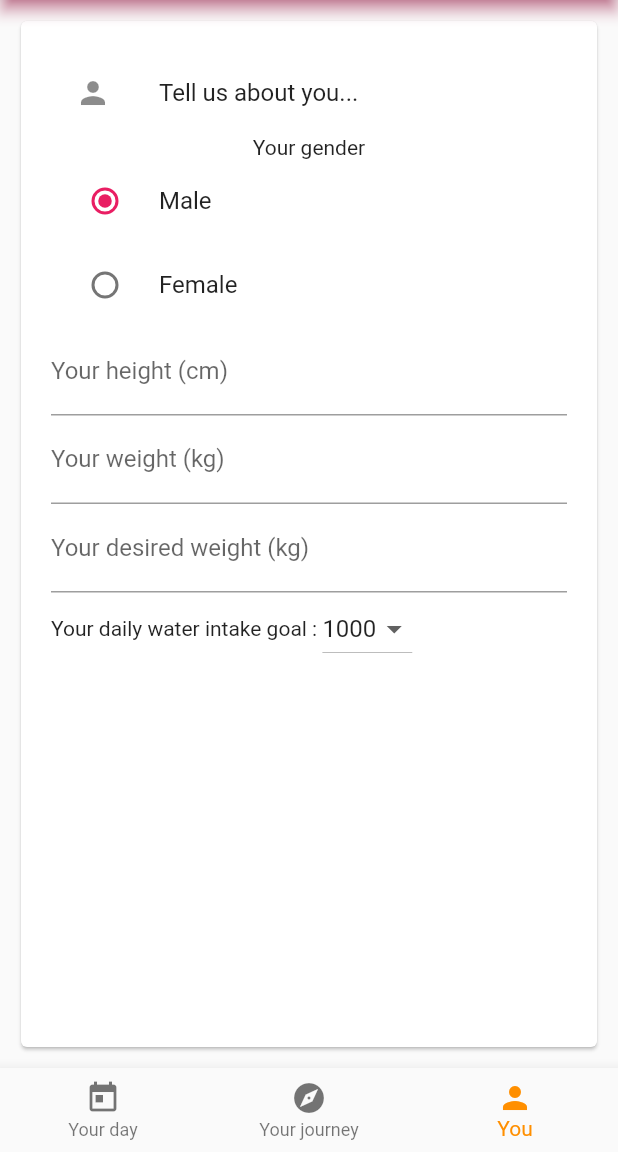
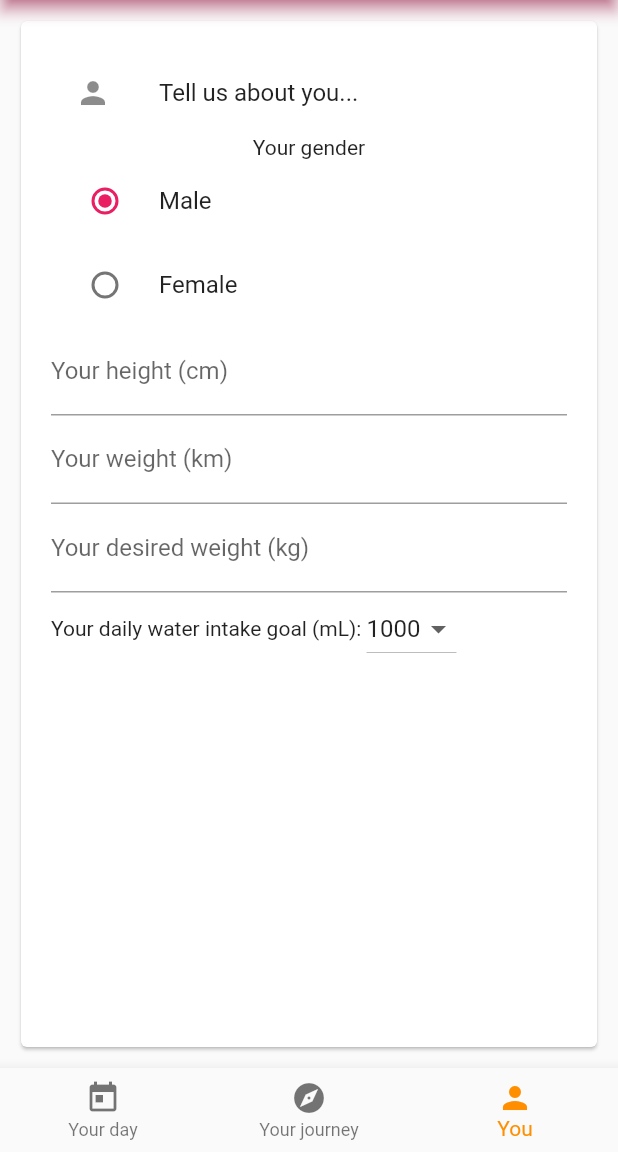
Before and after one commit to nicolaspernoud/princess-journey, a Flutter app: the screen it shows after launch, item 3 of the bottom bar chosen, on a phone screen of 412 x 824 dp, the part 84-1236 px from its top. Run offline on Flutter 3.47's test engine with Material 2 defaults, Android fonts, the phone set to English and light mode, and no system bars; our stand-ins replace charts_flutter, flutter_local_notifications; missing offline and left inert: workmanager.

Commit message:
feat: added french localization

```diff
--- /dev/null
+++ b/lib/i18n.dart
@@ -0,0 +1,176 @@
+import 'dart:async';
+
+import 'package:flutter/material.dart';
+import 'package:flutter/foundation.dart' show SynchronousFuture;
+import 'package:intl/intl.dart';
+
+import 'models/user.dart';
+
+class MyLocalizations {
+  MyLocalizations(this.locale);
+
+  final Locale locale;
+
+  static MyLocalizations of(BuildContext context) {
+    return Localizations.of<MyLocalizations>(context, MyLocalizations);
+  }
+
+  static Map<String, Map<String, String>> _localizedValues = {
+    'en': {
+      'cancel': 'CANCEL',
+      'your_day': 'Your day',
+      'your_journey': 'Your journey',
+      'you': 'You',
+      'journey_so_far': 'Your journey so far...',
+      'fasting_completed': 'Fasting completed !',
+      'treat_yourself': 'Treat yourself with a nice balanced meal...',
+      'butterfly_princess': 'The butterfly princess',
+      'butterfly_princess_details': "You've managed to fast for one day...",
+      'princess_of_nothing': 'The princess of nothing',
+      'princess_of_nothing_details':
+          "You've managed to fast for 3 consecutives days...",
+      'princess_of_the_palace': 'The princess of the palace',
+      'princess_of_the_palace_details':
+          "You've managed to fast for two weeks...",
+      'princess_of_the_path': 'The princess of the path',
+      'princess_of_the_path_details':
+          "You've managed to fast for four weeks...",
+      'not_an_end': 'Not an end, but a beginning',
+      'not_an_end_details':
+          "You've managed to attain your desired weight. It is not the end of your journey, but the beginning of your new life...",
+      'not_a_failure': "Not a failure !",
+      'not_a_failure_details':
+          "You've once managed to attain your target weight, keep up your efforts to stay below. Most beautiful journeys haves curvy paths...",
+      "what_did_you_drink": "What did you drink today ?",
+      "custom_intake": 'Custom intake',
+      "select_duration": 'Select the fasting duration',
+      "taking_break": "Taking a break from the fasting...",
+      "create_fasting_period":
+          'Create a fasting period by tapping the button below',
+      "create": "Create",
+      "edit": "Edit",
+      "success": "Success",
+      "failure": "Failure",
+      "the_begining": "The begining of your new life...",
+      "your_weight": "Your weight...",
+      "your_bmi": "Your body mass index...",
+      "your_water_intake": "Your water intake...",
+      "tell_us": "Tell us about you...",
+      "your_gender": "Your gender",
+      "male": "Male",
+      "female": "Female",
+      "your_height": "Your height (cm)",
+      "your_weight_kg": "Your weight (km)",
+      "your_desired_weight": "Your desired weight (kg)",
+      "your_daily_water_goal": "Your daily water intake goal (mL): "
+    },
+    'fr': {
+      'cancel': 'ANNULER',
+      'your_day': 'Votre journée',
+      'your_journey': 'Votre voyage',
+      'you': 'Vous',
+      'journey_so_far': 'Votre voyage à ce jour...',
+      'fasting_completed': 'Jeûne terminé !',
+      'treat_yourself': 'Faites vous plaisir avec un bon repas équilibré...',
+      'butterfly_princess': 'La princesse papillon',
+      'butterfly_princess_details': "Vous avez réussi à jeûner un jour...",
+      'princess_of_nothing': 'La princesse de rien',
+      'princess_of_nothing_details':
+          "Vous avez réussi à jeûner pendant 3 jours consécutifs...",
+      'princess_of_the_palace': 'La princesse du palais',
+      'princess_of_the_palace_details':
+          "Vous avez réussi à jeûner deux semaines consécutives...",
+      'princess_of_the_path': 'La princesse du chemin',
+      'princess_of_the_path_details':
+          "Vous avez réussi à jeûner quatre semaines consécutives...",
+      'not_an_end': 'Pas une fin, mais un début',
+      'not_an_end_details':
+          "Vous avez réussi à atteindre votre poids cible. Ce n'est pas la fin de votre voyage, mais le début de votre nouvelle vie...",
+      'not_a_failure': "Ce n'est pas un échec !",
+      'not_a_failure_details':
+          "Vous avez déjà réussi à atteindre votre poids cible, mais êtes repassé au dessus. Continuez vos efforts : les plus beau voyages empruntent des chemins avec quelques courbes...",
+      "what_did_you_drink": "Qu'avez vous bu aujourd'hui ?",
+      "custom_intake": 'autre quantité',
+      "select_duration": 'Choisissez la durée du jeûne',
+      "taking_break": "Période d'alimentation...",
+      "create_fasting_period":
+          'Démarrez une période de jeûne en utilisant le bouton ci dessous',
+      "create": "Démarrer",
+      "edit": "Modifier",
+      "success": "Succès",
+      "failure": "Paupietterie",
+      "the_begining": "Le début de votre nouvelle vie...",
+      "your_weight": "Votre poids...",
+      "your_bmi": "Votre indice de masse corporelle...",
+      "your_water_intake": "Votre apport en eau...",
+      "tell_us": "Quelques mots sur vous...",
+      "your_gender": "Votre sexe",
+      "male": "Homme",
+      "female": "Femme",
+      "your_height": "Votre taille (cm)",
+      "your_weight_kg": "Votre poids (km)",
+      "your_desired_weight": "Votre poids souhaité (kg)",
+      "your_daily_water_goal": "Votre apport en eau quotidien (mL) : "
+    },
+  };
+
+  String tr(String token) {
+    return _localizedValues[locale.languageCode][token];
+  }
+
+  static String localizedValue(String locale, String token) {
+    final lcl = ['en', 'fr'].contains(locale) ? locale : 'en';
+    return _localizedValues[lcl][token];
+  }
+
+  String journeySoFarDetails(int days, int maxDays) {
+    if (locale.languageCode == 'fr') {
+      return "Vous jeûnez depuis $days jours consécutifs.\n"
+          "Votre record est de $maxDays jours consécutifs.";
+    }
+    return "Fasting for $days consecutives days.\n"
+        "Longest ever fasting is $maxDays consecutives days.";
+  }
+
+  String fastingHours(User user) {
+    if (locale.languageCode == 'fr') {
+      return "Jeûne de ${user?.activeFastingPeriod?.duration ?? ""} heures...";
+    }
+    return "Fasting ${user?.activeFastingPeriod?.duration ?? ""} hours...";
+  }
+
+  String fastingHoursDetails(User user) {
+    if (locale.languageCode == 'fr') {
+      final df = new DateFormat("HH:mm le dd/MM/yyyy ");
+      return "Depuis ${df.format(user.activeFastingPeriod?.start) ?? ""}\nJusqu'à ${df.format(user?.activeFastingPeriod?.end) ?? ""}";
+    }
+    final df = new DateFormat("yyyy-MM-dd HH:mm");
+    return "'From ${df.format(user.activeFastingPeriod?.start) ?? ""}\nUntil ${df.format(user?.activeFastingPeriod?.end) ?? ""}'";
+  }
+
+  String nextFastingPeriod(User user) {
+    if (locale.languageCode == 'fr') {
+      final df = new DateFormat("HH:mm le dd/MM/yyyy ");
+      return "Votre prochain jeûne pourrait démarrer à ${df.format(user.fastingPeriods.last.start.add(Duration(days: 1)))}";
+    }
+    final df = new DateFormat("yyyy-MM-dd HH:mm");
+    return "Your next fasting period should start at ${df.format(user.fastingPeriods.last.start.add(Duration(days: 1)))}";
+  }
+}
+
+class MyLocalizationsDelegate extends LocalizationsDelegate<MyLocalizations> {
+  const MyLocalizationsDelegate();
+
+  @override
+  bool isSupported(Locale locale) => ['en', 'fr'].contains(locale.languageCode);
+
+  @override
+  Future<MyLocalizations> load(Locale locale) {
+    // Returning a SynchronousFuture here because an async "load" operation
+    // isn't needed to produce an instance of MyLocalizations.
+    return SynchronousFuture<MyLocalizations>(MyLocalizations(locale));
+  }
+
+  @override
+  bool shouldReload(MyLocalizationsDelegate old) => false;
+}
--- a/lib/main.dart
+++ b/lib/main.dart
@@ -1,3 +1,5 @@
+import 'dart:io';
+
 import 'package:flutter/material.dart';
 import 'package:flutter_local_notifications/flutter_local_notifications.dart';
 import 'package:princess_journey/screens/journey.dart';
@@ -7,6 +9,8 @@ import 'screens/you.dart';
 import 'screens/home.dart';
 import 'models/user.dart';
 import 'package:flutter/foundation.dart';
+import 'package:flutter_localizations/flutter_localizations.dart';
+import 'i18n.dart';
 
 User u = User(hasTimer: true);
 
@@ -16,7 +20,8 @@ main() {
   Workmanager.registerPeriodicTask("1", "updateAndManageNotifications",
       frequency: Duration(minutes: 15),
       initialDelay: Duration(seconds: 5),
-      existingWorkPolicy: ExistingWorkPolicy.replace);
+      existingWorkPolicy: ExistingWorkPolicy.replace,
+      inputData: {'locale': Platform.localeName.split("_")[0]});
 
   u.readUser();
   //CDateTime.customTime = DateTime(2021, 01, 26, 17, 28);
@@ -39,6 +44,15 @@ class MyApp extends StatelessWidget {
         visualDensity: VisualDensity.adaptivePlatformDensity,
       ),
       home: MainPage(title: "Princess Journey"),
+      localizationsDelegates: [
+        const MyLocalizationsDelegate(),
+        GlobalMaterialLocalizations.delegate,
+        GlobalWidgetsLocalizations.delegate,
+      ],
+      supportedLocales: [
+        const Locale('en', ''),
+        const Locale('fr', ''),
+      ],
     );
   }
 }
@@ -103,18 +117,18 @@ class _MainPageState extends State<MainPage> with WidgetsBindingObserver {
           child: Padding(padding: const EdgeInsets.all(10), child: main)),
       bottomNavigationBar: BottomNavigationBar(
         type: BottomNavigationBarType.fixed,
-        items: const <BottomNavigationBarItem>[
+        items: <BottomNavigationBarItem>[
           BottomNavigationBarItem(
             icon: Icon(Icons.today),
-            label: 'Your day',
+            label: MyLocalizations.of(context).tr("your_day"),
           ),
           BottomNavigationBarItem(
             icon: Icon(Icons.explore),
-            label: 'Your journey',
+            label: MyLocalizations.of(context).tr("your_journey"),
           ),
           BottomNavigationBarItem(
             icon: Icon(Icons.person),
-            label: 'You',
+            label: MyLocalizations.of(context).tr("you"),
           ),
         ],
         currentIndex: _selectedIndex,
@@ -163,8 +177,12 @@ void callbackDispatcher() {
       var ios = new IOSInitializationSettings();
       var settings = new InitializationSettings(android: android, iOS: ios);
       flip.initialize(settings);
-      _showNotificationWithDefaultSound(flip, "Fasting completed !",
-          "Treat yourself with a nice balanced meal...");
+      _showNotificationWithDefaultSound(
+          flip,
+          MyLocalizations.localizedValue(
+              inputData["locale"], "fasting_completed"),
+          MyLocalizations.localizedValue(
+              inputData["locale"], "treat_yourself"));
     }
     return Future.value(true);
   });
--- a/lib/models/user.dart
+++ b/lib/models/user.dart
@@ -26,6 +26,7 @@ class User extends ChangeNotifier {
   }
 
   startTimer() {
+    notifyListeners();
     if (timer == null || !timer.isActive) {
       timer = Timer.periodic(Duration(seconds: 5), (Timer t) {
         notifyListeners();
--- a/lib/screens/you.dart
+++ b/lib/screens/you.dart
@@ -2,6 +2,8 @@ import 'package:flutter/material.dart';
 import 'package:flutter/services.dart';
 import 'package:provider/provider.dart';
 import 'package:princess_journey/models/user.dart';
+
+import '../i18n.dart';
 
 class You extends StatefulWidget {
   @override
@@ -21,13 +23,14 @@ class _YouState extends State<You> {
                 builder: (context, user, child) => ListView(children: <Widget>[
                       ListTile(
                           leading: Icon(Icons.person),
-                          title: Text("Tell us about you...")),
+                          title:
+                              Text(MyLocalizations.of(context).tr("tell_us"))),
                       Column(
                         mainAxisSize: MainAxisSize.min,
                         children: [
-                          Text("Your gender"),
+                          Text(MyLocalizations.of(context).tr("your_gender")),
                           RadioListTile(
-                            title: const Text('Male'),
+                            title: Text(MyLocalizations.of(context).tr("male")),
                             value: Gender.male,
                             groupValue: user.gender,
                             onChanged: (Gender value) {
@@ -35,7 +38,8 @@ class _YouState extends State<You> {
                             },
                           ),
                           RadioListTile(
-                            title: const Text('Female'),
+                            title:
+                                Text(MyLocalizations.of(context).tr("female")),
                             value: Gender.female,
                             groupValue: user.gender,
                             onChanged: (Gender value) {
@@ -48,8 +52,9 @@ class _YouState extends State<You> {
                       ),
                       TextFormField(
                         initialValue: "${user.height != 0 ? user.height : ""}",
-                        decoration:
-                            new InputDecoration(labelText: "Your height (cm)"),
+                        decoration: new InputDecoration(
+                            labelText:
+                                MyLocalizations.of(context).tr("your_height")),
                         keyboardType: TextInputType.number,
                         inputFormatters: <TextInputFormatter>[
                           FilteringTextInputFormatter.allow(intOnly)
@@ -60,8 +65,9 @@ class _YouState extends State<You> {
                       ),
                       TextFormField(
                         initialValue: "${user.weight != 0 ? user.weight : ""}",
-                        decoration:
-                            new InputDecoration(labelText: "Your weight (kg)"),
+                        decoration: new InputDecoration(
+                            labelText: MyLocalizations.of(context)
+                                .tr("your_weight_kg")),
                         keyboardType: TextInputType.number,
                         inputFormatters: <TextInputFormatter>[
                           FilteringTextInputFormatter.allow(doubleOnly)
@@ -74,7 +80,8 @@ class _YouState extends State<You> {
                         initialValue:
                             "${user.targetWeight != 0 ? user.targetWeight : ""}",
                         decoration: new InputDecoration(
-                            labelText: "Your desired weight (kg)"),
+                            labelText: MyLocalizations.of(context)
+                                .tr("your_desired_weight")),
                         keyboardType: TextInputType.number,
                         inputFormatters: <TextInputFormatter>[
                           FilteringTextInputFormatter.allow(doubleOnly)
@@ -85,7 +92,8 @@ class _YouState extends State<You> {
                       ),
                       Row(
                         children: [
-                          Text("Your daily water intake goal : "),
+                          Text(MyLocalizations.of(context)
+                              .tr("your_daily_water_goal")),
                           DropdownButton<int>(
                             value: user.dailyWaterTarget.toInt(),
                             items:
--- a/pubspec.yaml
+++ b/pubspec.yaml
@@ -37,6 +37,9 @@ dependencies:
   workmanager: ^0.2.3
   # Use with FlutterLocalNotificationsPlugin class for local push notifications.
   flutter_local_notifications: ^3.0.3
+
+  flutter_localizations:
+    sdk: flutter
 
 dev_dependencies:
   flutter_test:
```
Also changed, not shown: lib/components/achievements.dart (+31 -22 lines), lib/components/mermaid.dart (+5 -3 lines), lib/components/princess.dart (+15 -17 lines), lib/components/weight_chart.dart (+7 -1 lines), lib/screens/journey.dart (+7 -3 lines), pubspec.lock, 3 other files.
